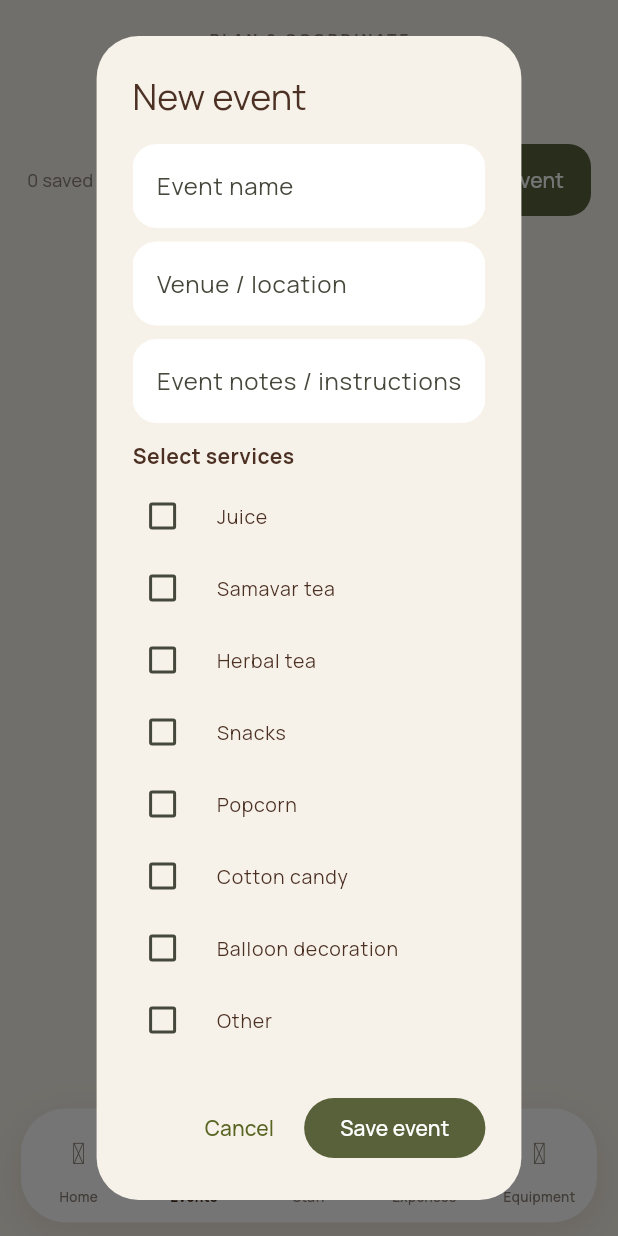
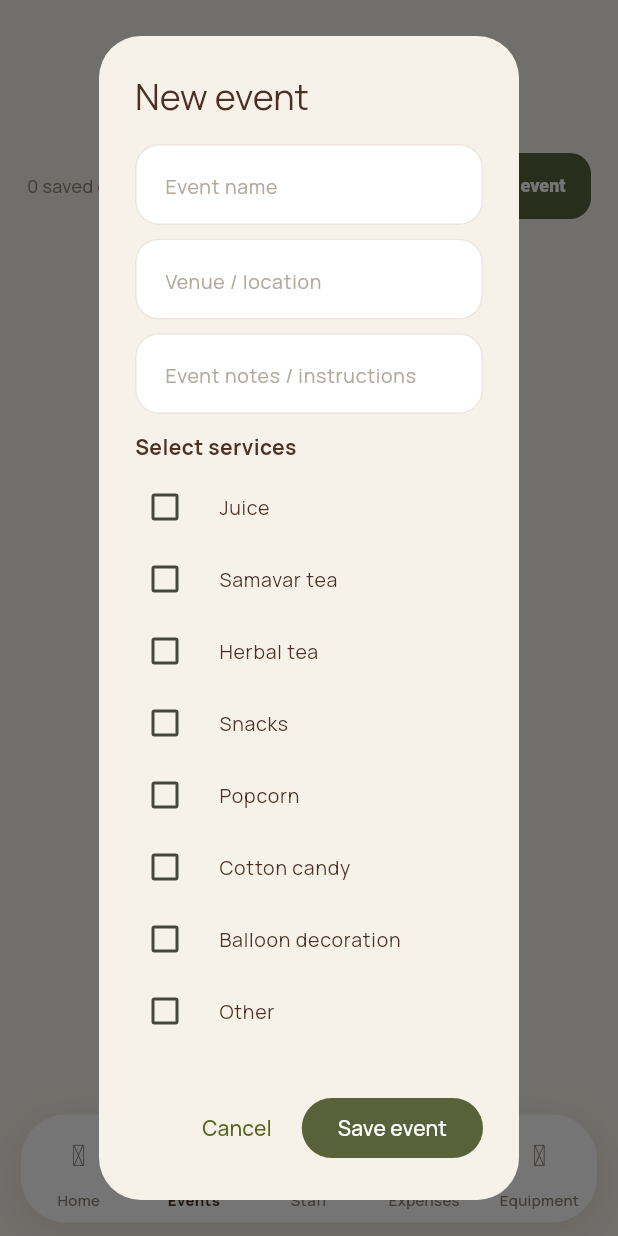
Before and after one commit to muhdsabith/hena-catering-flutter, a Flutter app: the screen it shows after launch, after a tap on "View events →", after a tap on "New event", on a phone screen of 412 x 824 dp. Run offline on Flutter 3.47's test engine with Material 3 defaults, Android fonts, the phone set to English and light mode, and no system bars; our stand-ins replace google_fonts, iconsax_flutter, shared_preferences; network calls fail.

Commit message:
Polish HENA app design system and alignment

```diff
--- a/lib/main.dart
+++ b/lib/main.dart
@@ -26,8 +26,15 @@ class HenaApp extends StatelessWidget {
       appBarTheme: const AppBarTheme(backgroundColor: cream, foregroundColor: coffee),
       inputDecorationTheme: InputDecorationTheme(
         filled: true, fillColor: Colors.white,
+        labelStyle: const TextStyle(color: muted, fontSize: 13, fontWeight: FontWeight.w600),
+        hintStyle: const TextStyle(color: Color(0xFFB2A89E), fontSize: 13),
+        contentPadding: const EdgeInsets.symmetric(horizontal: 16, vertical: 15),
         border: OutlineInputBorder(borderRadius: BorderRadius.circular(16), borderSide: BorderSide.none),
+        enabledBorder: OutlineInputBorder(borderRadius: BorderRadius.circular(16), borderSide: const BorderSide(color: Color(0xFFECE5DC))),
+        focusedBorder: OutlineInputBorder(borderRadius: BorderRadius.circular(16), borderSide: const BorderSide(color: olive, width: 1.4)),
       ),
+      dividerTheme: const DividerThemeData(color: Color(0xFFF0EAE2), thickness: 1, space: 1),
+      snackBarTheme: SnackBarThemeData(behavior: SnackBarBehavior.floating, backgroundColor: coffee, contentTextStyle: const TextStyle(color: Colors.white, fontWeight: FontWeight.w600), shape: RoundedRectangleBorder(borderRadius: BorderRadius.circular(14))),
     ),
     home: const MainShell(),
   );
@@ -114,7 +121,7 @@ class _MainShellState extends State<MainShell> {
         child: Padding(
           padding: const EdgeInsets.fromLTRB(14, 4, 14, 9),
           child: Container(
-            height: 76,
+            height: 72,
             decoration: BoxDecoration(
               color: Colors.white,
               borderRadius: BorderRadius.circular(30),
@@ -165,7 +172,7 @@ class _MainShellState extends State<MainShell> {
                 const SizedBox(height: 3),
                 Text(label, maxLines: 1, style: TextStyle(
                   color: selected ? coffee : muted,
-                  fontSize: 9,
+                  fontSize: 10,
                   fontWeight: selected ? FontWeight.w800 : FontWeight.w500,
                 )),
               ],
@@ -182,21 +189,21 @@ class PageTitle extends StatelessWidget {
   final String eyebrow, title;
   const PageTitle(this.eyebrow,this.title,{super.key});
   @override Widget build(BuildContext context)=>Padding(
-    padding:const EdgeInsets.fromLTRB(20,18,20,16),
+    padding:const EdgeInsets.fromLTRB(20,22,20,18),
     child:Column(crossAxisAlignment:CrossAxisAlignment.start,children:[
-      Text(eyebrow.toUpperCase(),style:const TextStyle(color:muted,fontSize:10,fontWeight:FontWeight.w700,letterSpacing:2)),
+      Text(eyebrow.toUpperCase(),style:const TextStyle(color:muted,fontSize:10,fontWeight:FontWeight.w800,letterSpacing:1.8)),
       const SizedBox(height:7),
-      Text(title,style:const TextStyle(color:coffee,fontSize:29,fontWeight:FontWeight.w700,letterSpacing:-.8)),
+      Text(title,style:const TextStyle(color:coffee,fontSize:27,fontWeight:FontWeight.w800,letterSpacing:-.7)),
     ]),
   );
 }
 Widget panel({required Widget child, EdgeInsets padding=const EdgeInsets.all(16)})=>Container(
-  padding:padding, decoration:BoxDecoration(color:Colors.white,borderRadius:BorderRadius.circular(22)),
+  padding:padding, decoration:BoxDecoration(color:Colors.white,borderRadius:BorderRadius.circular(20),border:Border.all(color:const Color(0xFFEFE9E1),width:.8),boxShadow:[BoxShadow(color:coffee.withOpacity(.035),blurRadius:14,offset:const Offset(0,4))]),
   child:child,
 );
 Widget actionButton(String label, IconData icon, VoidCallback onTap)=>FilledButton.icon(
   onPressed:onTap, icon:Icon(icon,size:18), label:Text(label),
-  style:FilledButton.styleFrom(backgroundColor:olive,foregroundColor:Colors.white,padding:const EdgeInsets.symmetric(horizontal:18,vertical:14),shape:RoundedRectangleBorder(borderRadius:BorderRadius.circular(15))),
+  style:FilledButton.styleFrom(backgroundColor:olive,foregroundColor:Colors.white,padding:const EdgeInsets.symmetric(horizontal:17,vertical:13),textStyle:const TextStyle(fontSize:12,fontWeight:FontWeight.w800),shape:RoundedRectangleBorder(borderRadius:BorderRadius.circular(14)),elevation:0),
 );
 String money(dynamic n)=>'₹${(n is num ? n : 0).toStringAsFixed(0)}';
 String today()=>DateTime.now().toIso8601String().substring(0,10);
@@ -410,9 +417,9 @@ class EquipmentPage extends StatelessWidget {
 }
 
 Widget _empty(IconData icon,String title,String subtitle)=>Center(child:Padding(padding:const EdgeInsets.all(32),child:Column(mainAxisSize:MainAxisSize.min,children:[
-  Icon(icon,color:olive.withOpacity(.55),size:48),const SizedBox(height:12),
-  Text(title,style:const TextStyle(color:coffee,fontSize:17,fontWeight:FontWeight.w700)),
-  const SizedBox(height:6),Text(subtitle,textAlign:TextAlign.center,style:const TextStyle(color:muted,fontSize:12)),
+  Container(width:76,height:76,decoration:BoxDecoration(color:olive.withOpacity(.09),shape:BoxShape.circle),child:Icon(icon,color:olive.withOpacity(.75),size:34)),const SizedBox(height:16),
+  Text(title,textAlign:TextAlign.center,style:const TextStyle(color:coffee,fontSize:17,fontWeight:FontWeight.w800)),
+  const SizedBox(height:7),Text(subtitle,textAlign:TextAlign.center,style:const TextStyle(color:muted,fontSize:12,height:1.45)),
 ])));
 
 Future<void> _simpleDialog(BuildContext context,String title,String hint,String key,ValueChanged<Map<String,dynamic>> onSubmit) async {
```
